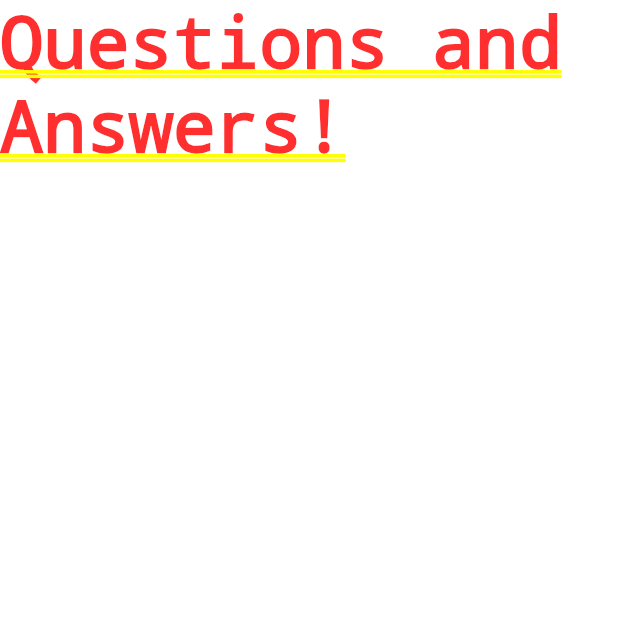
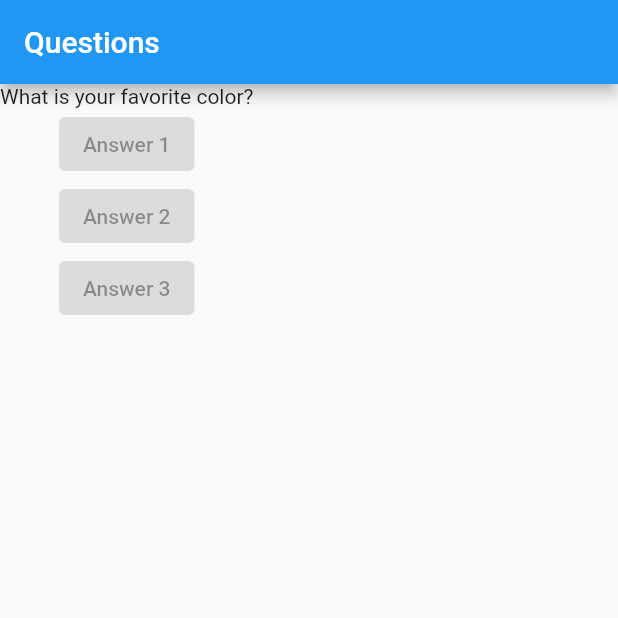
Before and after one commit to leobaiano/questions-and-answers, a Flutter app: the screen it shows after launch, on a phone screen of 412 x 824 dp, the top half of it. Run offline on Flutter 3.47's test engine with Material 2 defaults, Android fonts, the light colour scheme and no system bars.

Commit message:
feat: add questions and answers

```diff
--- a/lib/main.dart
+++ b/lib/main.dart
@@ -1,17 +1,39 @@
 import 'package:flutter/material.dart';
 
-void main() {
-  runApp(const AnswersApp());
-}
+void main() => runApp(AnswersApp());
 
 class AnswersApp extends StatelessWidget {
-  const AnswersApp({super.key});
+  final List<String> questions = [
+    'What is your favorite color?',
+    'What is your favorite animal?'
+  ];
+
 
   @override
   Widget build(BuildContext context) {
-    return const MaterialApp(
-      home: Text('Questions and Answers!'),
+    return MaterialApp(
+      home: Scaffold(
+        appBar: AppBar(
+          title: const Text("Questions"),
+        ),
+        body: Column(
+          children: <Widget>[
+            Text(questions[0]),
+            const ElevatedButton(
+              child: Text('Answer 1'),
+              onPressed: null,
+            ),
+            const ElevatedButton(
+              child: Text('Answer 2'),
+              onPressed: null,
+            ),
+            const ElevatedButton(
+              child: Text('Answer 3'),
+              onPressed: null,
+            ),
+          ],
+        )
+      ),
     );
   }
-
 }
```
